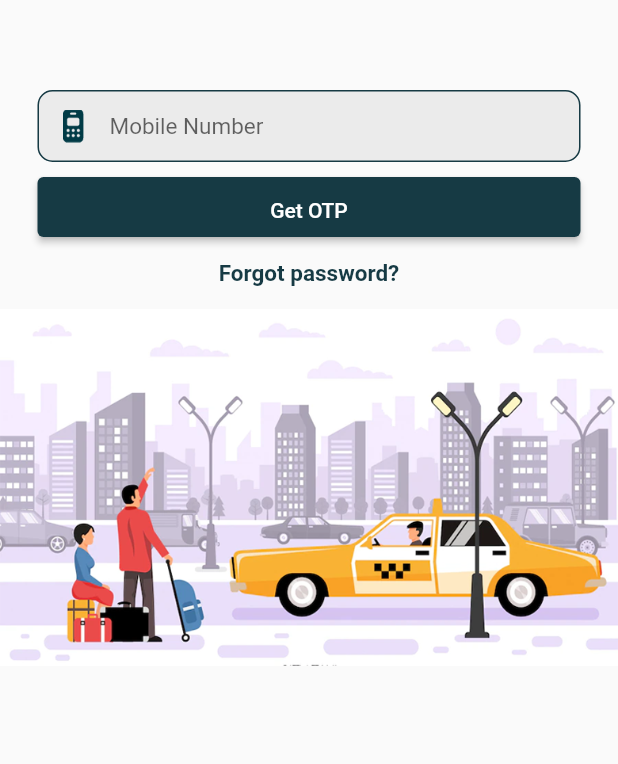
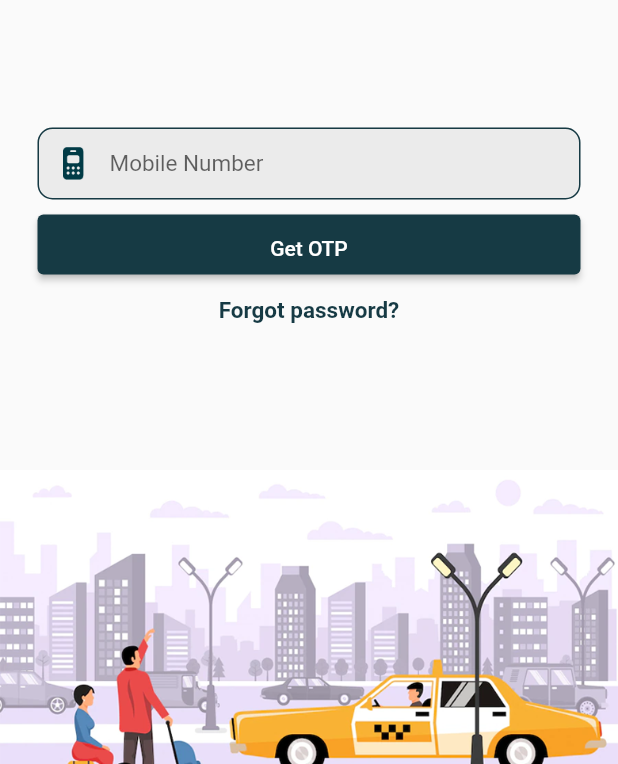
Before and after one commit to Narenvinn/travelday-flutter, a Flutter app: the screen it shows after launch, on a phone screen of 412 x 824 dp, the part 472-1236 px from its top. Run offline on Flutter 3.47's test engine with Material 2 defaults, Android fonts, the phone set to English and light mode, and no system bars; our stand-ins replace google_maps_flutter; Roboto replaces fonts that are missing (Poppins).

Commit message:
Login issue fixed.

```diff
--- a/lib/Screens/loginscreen.dart
+++ b/lib/Screens/loginscreen.dart
@@ -22,11 +22,7 @@ class _LoginScreenState extends State<LoginScreen> {
   @override
   Widget build(BuildContext context) {
     return Scaffold(
-      // appBar: AppBar(
-      //   toolbarHeight: 0,
-      // ),
       body: loginForm(),
-      //color:CustomColors.backgroundpurple.withOpacity(0.3),
     );
   }
 
@@ -48,12 +44,11 @@ class _LoginScreenState extends State<LoginScreen> {
             crossAxisAlignment: CrossAxisAlignment.center,
             mainAxisSize: MainAxisSize.max,
             mainAxisAlignment: MainAxisAlignment.start,
-            //verticalDirection:
-            //Stack(
-            // crossAxisAlignment: CrossAxisAlignment.start,
             children: <Widget>[
               headerImage(Constants.loginlogo),
-              boxFieldsLoad(),
+              Container(
+                margin: const EdgeInsets.only(top: 25),
+                child: boxFieldsLoad()),
               bottomImage(Constants.bottomtravellogo),
             ]),
       ),
@@ -69,20 +64,8 @@ class _LoginScreenState extends State<LoginScreen> {
   }
 
   Widget boxFieldsLoad() {
-    // devicewidth = MediaQuery.of(context).size.width;
-    //  deviceheight = MediaQuery.of(context).size.height;
     return
-        //  Positioned.fill(
-        //    child:
-        // Align(
-        //  alignment: Alignment.center,
-        // child:
-        //Container(
-        // height: 156,
-        // width: devicewidth,
-        // child:
         Column(
-      //  crossAxisAlignment: CrossAxisAlignment.center,
       children: [
         Padding(
           padding: const EdgeInsets.all(10.0),
@@ -91,8 +74,6 @@ class _LoginScreenState extends State<LoginScreen> {
         getotpButton(),
         forgotpasswordButton(),
       ],
-      // )
-      // )
     );
   }
 
@@ -138,9 +119,6 @@ class _LoginScreenState extends State<LoginScreen> {
     devicewidth = MediaQuery.of(context).size.width;
     deviceheight = MediaQuery.of(context).size.height;
     return
-        // Padding(
-        //       padding: const EdgeInsets.only(left: 25.0, right: 25,top: 5),
-        // child:
         ElevatedButton(
       style: ElevatedButton.styleFrom(
         primary: CustomColors.buttonThemeColor, // background
@@ -153,7 +131,7 @@ class _LoginScreenState extends State<LoginScreen> {
         Navigator.pushNamed(context, DashboardRoute);
       },
       child: const Text(Constants.getotp),
-//)
+
     );
   }
 
@@ -174,34 +152,25 @@ class _LoginScreenState extends State<LoginScreen> {
     devicewidth = MediaQuery.of(context).size.width;
     deviceheight = MediaQuery.of(context).size.height;
     return
-        //Align(
-        //alignment: Alignment.topCenter,
-        //child:
         Image.asset(
       image,
       fit: BoxFit.fill,
       width: double.infinity,
       height: deviceheight / 3 + 40,
-      // ),
+
     );
   }
 
   Widget bottomImage(String image) {
     return
-        //Align(
-        // alignment: Alignment.bottomCenter,
-        //child:
-        //Expanded(
-        //child:
-        // Align(
-        //alignment: FractionalOffset.bottomCenter,
-        //child:
-        Image.asset(
-      image,
-      fit: BoxFit.fill,
-      //height: deviceheight / 3 - 40
-      //)
-    );
-    // );
+       Container(
+          margin: EdgeInsets.only(top: deviceheight * 0.1),
+          child: Image.asset(
+              image,
+              fit: BoxFit.fill,
+
+            ),
+        );
+
   }
 }
```
